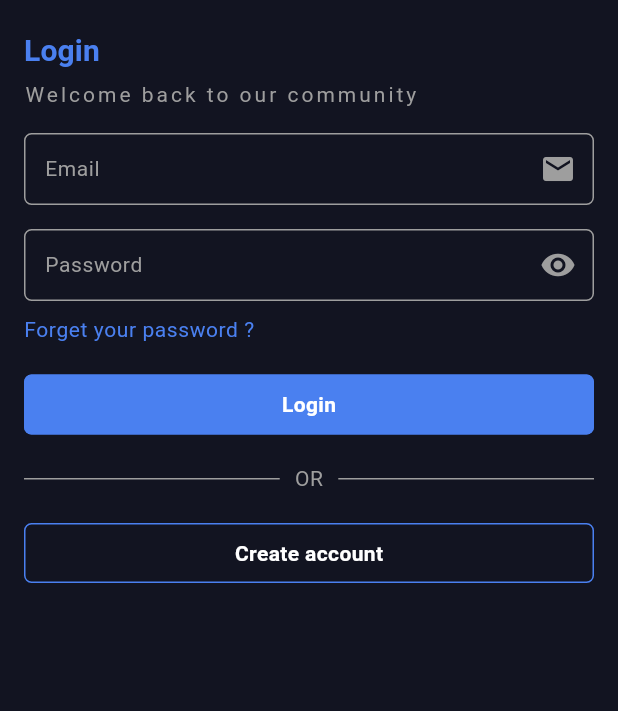
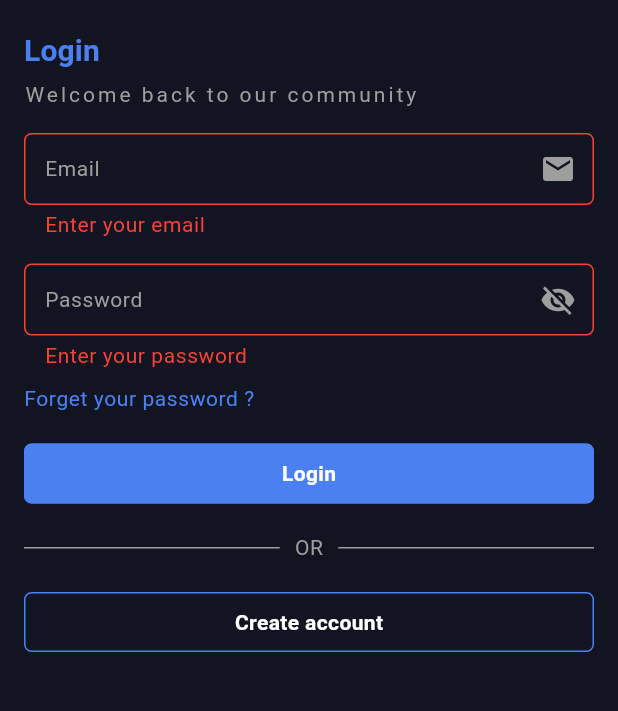
Before and after one commit to Yocif-Ref3t/Graduation-Project-1, a Flutter app: the screen it shows after launch, after a tap on "Login", on a phone screen of 412 x 824 dp, the part 92-803 px from its top. Run offline on Flutter 3.47's test engine with Material 3 defaults, Android fonts, the phone set to English and light mode, and no system bars; our stand-ins replace dartz, easy_localization, flutter_bloc, go_router, lottie, supabase_flutter; accounts and stored records are empty.

Commit message:
Finish login feature logic and UI and started with reset password feature

```diff
--- a/assets/translations/ar.json
+++ b/assets/translations/ar.json
@@ -19,5 +19,7 @@
     "Gender":"الجنس",
     "Birthdate":"تاريخ الميلاد",
     "Male":"ذكر",
-    "Female":"انثي"
+    "Female":"انثي",
+    "ResetPasswordDesc":"سيتم ارسال بريد الكتورني الي حسابك لإعادة تعيين كلمة المرور",
+    "Send":"إرسال"
 }
--- a/assets/translations/en.json
+++ b/assets/translations/en.json
@@ -21,5 +21,7 @@
     "Birthdate":"Birthdate",
     "BirthdateDesc":"Enter your birthdate",
     "Male":"Male",
-    "Female":"Female"
+    "Female":"Female",
+    "ResetPasswordDesc":"You will receive an email to reset your password",
+    "Send":"Send"
 }
--- a/lib/core/constants/app_router.dart
+++ b/lib/core/constants/app_router.dart
@@ -2,6 +2,8 @@ import 'package:go_router/go_router.dart';
 import 'package:graduation_project1/core/constants/routes.dart';
 import 'package:graduation_project1/features/auth/presentation/views/login_view.dart';
 import 'package:graduation_project1/features/auth/presentation/views/register_view.dart';
+import 'package:graduation_project1/features/auth/presentation/views/reset_password_view.dart';
+import 'package:graduation_project1/features/layout/presentation/views/layout_view.dart';
 import 'package:graduation_project1/features/splash/presentation/views/splash_view.dart';
 
 abstract class AppRouter {
@@ -19,6 +21,14 @@ abstract class AppRouter {
         path: Routes.registerView,
         builder: (context, state) => const RegisterView(),
       ),
+      GoRoute(
+        path: Routes.layoutView,
+        builder: (context, state) => const LayoutView(),
+      ),
+      GoRoute(
+        path: Routes.resetPasswordView,
+        builder: (context, state) => const ResetPasswordView(),
+      ),
     ],
   );
 }
--- a/lib/core/constants/routes.dart
+++ b/lib/core/constants/routes.dart
@@ -1,4 +1,6 @@
 abstract class Routes {
   static const String loginView = '/loginView';
   static const String registerView = '/registerView';
+  static const String layoutView = '/layoutView';
+  static const String resetPasswordView = '/resetPasswordView';
 }
--- a/lib/core/services/supabase_services.dart
+++ b/lib/core/services/supabase_services.dart
@@ -14,4 +14,14 @@ abstract class SupabaseServices {
     response.user!.appMetadata.addAll({'id': response.user!.id});
     return response;
   }
+
+  static Future<AuthResponse> login(Map<String, dynamic> data) async {
+    final String email = data['email'];
+    final String password = data['password'];
+    AuthResponse response = await _auth.signInWithPassword(
+      email: email,
+      password: password,
+    );
+    return response;
+  }
 }
--- a/lib/features/auth/data/repo/auth_repo.dart
+++ b/lib/features/auth/data/repo/auth_repo.dart
@@ -1,8 +1,10 @@
 import 'package:dartz/dartz.dart';
 import 'package:graduation_project1/core/helper/failure.dart';
 import 'package:graduation_project1/features/auth/data/models/user_model.dart';
+import 'package:graduation_project1/features/auth/presentation/manager/login%20cubit/login_cubit.dart';
 import 'package:graduation_project1/features/auth/presentation/manager/register%20cubit/register_cubit.dart';
 
 abstract class AuthRepo {
   Future<Either<Failure, UserModel>> register(RegisterCubit data);
+  Future<Either<Failure, UserModel>> login(LoginCubit data);
 }
--- /dev/null
+++ b/lib/features/auth/presentation/manager/login cubit/login_cubit.dart
@@ -0,0 +1,20 @@
+import 'package:flutter/material.dart';
+import 'package:flutter_bloc/flutter_bloc.dart';
+import 'package:graduation_project1/features/auth/data/models/user_model.dart';
+import 'package:graduation_project1/features/auth/data/repo/auth_repo_impl.dart';
+
+part 'login_state.dart';
+
+class LoginCubit extends Cubit<LoginState> {
+  LoginCubit() : super(LoginInitial());
+  String? email, password;
+
+  void login() async {
+    emit(LoginLoading());
+    var result = await AuthRepoImpl().login(this);
+    result.fold(
+      (failure) => emit(LoginFailure(message: failure.message)),
+      (user) => emit(LoginSuccess(user: user)),
+    );
+  }
+}
--- /dev/null
+++ b/lib/features/auth/presentation/manager/login cubit/login_state.dart
@@ -0,0 +1,18 @@
+part of 'login_cubit.dart';
+
+@immutable
+sealed class LoginState {}
+
+final class LoginInitial extends LoginState {}
+
+final class LoginLoading extends LoginState {}
+
+final class LoginSuccess extends LoginState {
+  final UserModel user;
+  LoginSuccess({required this.user});
+}
+
+final class LoginFailure extends LoginState {
+  final String message;
+  LoginFailure({required this.message});
+}
--- a/lib/features/auth/presentation/manager/register cubit/register_cubit.dart
+++ b/lib/features/auth/presentation/manager/register cubit/register_cubit.dart
@@ -7,7 +7,8 @@ part 'register_state.dart';
 
 class RegisterCubit extends Cubit<RegisterState> {
   RegisterCubit() : super(RegisterInitial());
-  String? name, email, password, birthdate, gender;
+  String? name, email, password, gender;
+  DateTime? birthdate;
   int? age;
 
   void register() async {
--- a/lib/features/auth/presentation/views/login_view.dart
+++ b/lib/features/auth/presentation/views/login_view.dart
@@ -1,4 +1,6 @@
 import 'package:flutter/material.dart';
+import 'package:flutter_bloc/flutter_bloc.dart';
+import 'package:graduation_project1/features/auth/presentation/manager/login%20cubit/login_cubit.dart';
 import 'package:graduation_project1/features/auth/presentation/views/widgets/login%20view/login_view_body.dart';
 
 class LoginView extends StatelessWidget {
@@ -6,9 +8,12 @@ class LoginView extends StatelessWidget {
 
   @override
   Widget build(BuildContext context) {
-    return Scaffold(
-      body: SafeArea(
-        child: LoginViewBody(),
+    return BlocProvider(
+      create: (context) => LoginCubit(),
+      child: Scaffold(
+        body: SafeArea(
+          child: LoginViewBody(),
+        ),
       ),
     );
   }
--- a/lib/features/auth/presentation/views/widgets/login view/login_view_body.dart
+++ b/lib/features/auth/presentation/views/widgets/login view/login_view_body.dart
@@ -1,9 +1,11 @@
 import 'package:easy_localization/easy_localization.dart';
 import 'package:flutter/material.dart';
+import 'package:flutter_bloc/flutter_bloc.dart';
 import 'package:graduation_project1/core/constants/routes.dart';
 import 'package:graduation_project1/core/extensions/extensions.dart';
 import 'package:graduation_project1/core/widgets/custom_button.dart';
 import 'package:graduation_project1/core/widgets/custom_text_field.dart';
+import 'package:graduation_project1/features/auth/presentation/manager/login%20cubit/login_cubit.dart';
 
 class LoginViewBody extends StatefulWidget {
   const LoginViewBody({super.key});
@@ -15,10 +17,30 @@ class LoginViewBody extends StatefulWidget {
 class _LoginViewBodyState extends State<LoginViewBody> {
   final TextEditingController emailController = TextEditingController();
   final TextEditingController passwordController = TextEditingController();
+  final GlobalKey<FormState> formKey = GlobalKey<FormState>();
+  LoginCubit get cubit => BlocProvider.of(context);
+  bool isLoading = false, showPassword = false;
   @override
   Widget build(BuildContext context) {
-    return Padding(
+    return BlocListener<LoginCubit, LoginState>(
+      listener: (context, state) {
+        if (state is LoginLoading) {
+          isLoading = true;
+          setState(() {});
+        } else if (state is LoginSuccess) {
+          isLoading = false;
+          setState(() {});
+          context.goPush(Routes.layoutView);
+        } else if (state is LoginFailure) {
+          isLoading = false;
+          setState(() {});
+          context.showFailure(state.message);
+        }
+      },
+      child: Padding(
         padding: const EdgeInsets.all(16),
+        child: Form(
+          key: formKey,
           child: Column(
             crossAxisAlignment: CrossAxisAlignment.start,
             children: [
@@ -45,25 +67,50 @@ class _LoginViewBodyState extends State<LoginViewBody> {
               CustomTextField(
                 hintText: "Email".tr(),
                 icon: Icons.mail,
+                validator: (value) {
+                  if (value == null || value.isEmpty) return "EmailDesc".tr();
+                  return null;
+                },
                 controller: emailController,
               ),
               SizedBox(height: 16),
               CustomTextField(
                 hintText: "Password".tr(),
-            icon: Icons.visibility,
-            controller: emailController,
+                obscureText: !showPassword,
+                icon: showPassword ? Icons.visibility : Icons.visibility_off,
+                validator: (value) {
+                  if (value == null || value.isEmpty) return "PasswordDesc".tr();
+                  return null;
+                },
+                iconTap: () {
+                  showPassword = !showPassword;
+                  setState(() {});
+                },
+                controller: passwordController,
               ),
               SizedBox(height: 10),
-          Text(
+              GestureDetector(
+                onTap: () {
+                  context.goPush(Routes.resetPasswordView);
+                },
+                child: Text(
                   "ForgotPassword".tr(),
                   style: context.texts.bodySmall!.copyWith(
                     color: context.colors.primary,
                   ),
                 ),
+              ),
               SizedBox(height: 16),
               CustomButton(
                 text: "Login".tr(),
-            onTap: () {},
+                isLoading: isLoading,
+                onTap: () {
+                  if (formKey.currentState!.validate()) {
+                    cubit.email = emailController.text;
+                    cubit.password = passwordController.text;
+                    cubit.login();
+                  }
+                },
               ),
               SizedBox(height: 16),
               Row(
@@ -85,6 +132,8 @@ class _LoginViewBodyState extends State<LoginViewBody> {
               ),
             ],
           ),
+        ),
+      ),
     );
   }
 }
```
Also changed, not shown: lib/features/auth/data/repo/auth_repo_impl.dart (+20 -2 lines), lib/features/auth/presentation/views/reset_password_view.dart (added, +13 -0 lines), lib/features/auth/presentation/views/widgets/register view/register_view_body.dart (+6 -2 lines), lib/features/auth/presentation/views/widgets/reset password view/reset_password_view_body.dart (added, +41 -0 lines), lib/features/layout/presentation/views/layout_view.dart (added, +10 -0 lines). Lines whose indentation alone changed are shown as unchanged.
